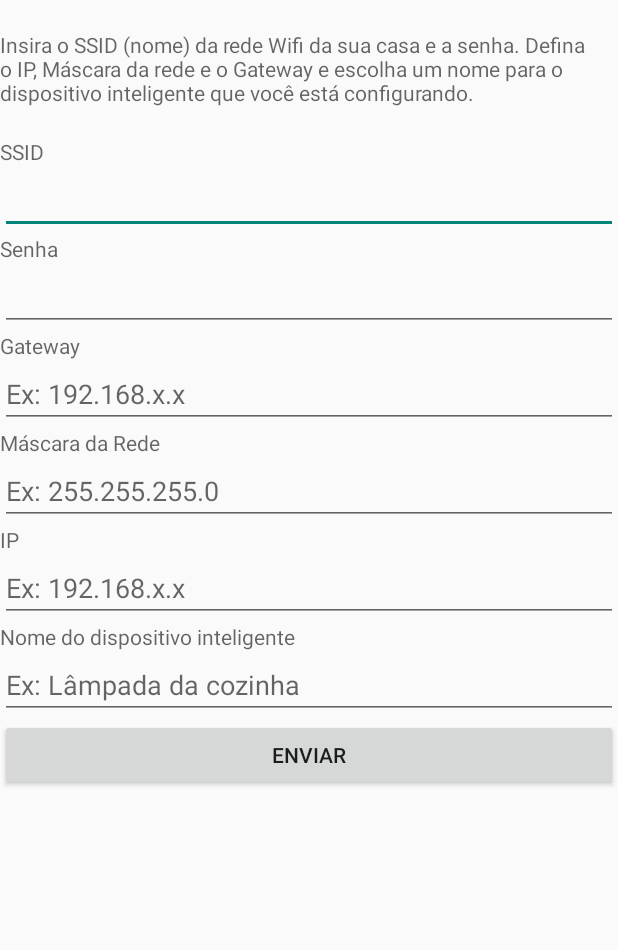
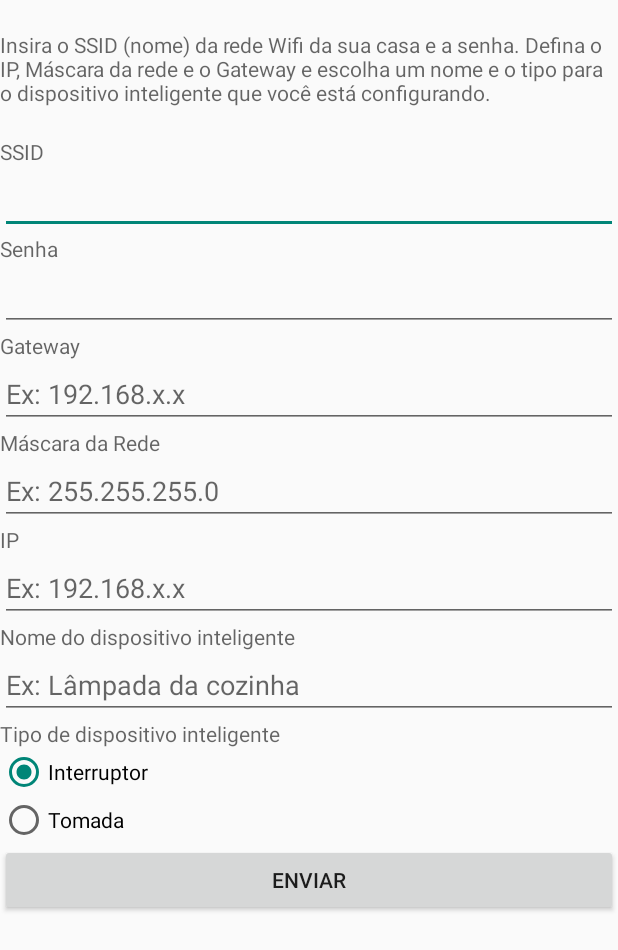
Before and after one commit to camilainetti/app-tom, an Android app: the ConfigConn screen opened directly, with no data from a screen before it, on a phone screen of 412 x 824 dp. Shown: the top 950 px of the screen. Run offline under Robolectric (Android 15) with nearby library versions, the phone set to English and light mode, and no system bars.

```diff
--- a/IoTHome/app/src/main/java/com/iothome/MainActivity.java
+++ b/IoTHome/app/src/main/java/com/iothome/MainActivity.java
@@ -79,6 +79,9 @@ public class MainActivity extends Activity implements View.OnClickListener {
     String estado = "";
 
     Boolean enviou = false;
+
+    SharedPreferences.Editor editor_dev;
+    SharedPreferences sharedPreferences_dev;
 
 
     public final static String EXTRA_MESSAGE2 = "esp_config";
--- a/IoTHome/app/src/main/res/layout/activity_config_conn.xml
+++ b/IoTHome/app/src/main/res/layout/activity_config_conn.xml
@@ -1,12 +1,12 @@
 <?xml version="1.0" encoding="utf-8"?>
 <ScrollView xmlns:android="http://schemas.android.com/apk/res/android"
-    android:layout_width="fill_parent"
-    android:layout_height="fill_parent"
+    android:layout_width="match_parent"
+    android:layout_height="match_parent"
     >
 
     <LinearLayout
-        android:layout_width="wrap_content"
-        android:layout_height="wrap_content"
+        android:layout_width="match_parent"
+        android:layout_height="match_parent"
         android:orientation="vertical">
 
         <TextView
@@ -85,16 +85,40 @@
             android:hint="@string/eg_nome"
             android:id="@+id/eg_nome" />
 
+
+        <TextView
+            android:layout_width="match_parent"
+            android:layout_height="match_parent"
+            android:hint="@string/tipo"
+            android:id="@+id/tipo" />
+
+        <RadioGroup
+            android:id="@+id/eg_tipo"
+            android:layout_width="wrap_content"
+            android:layout_height="wrap_content" >
+
+            <RadioButton
+                android:id="@+id/radioint"
+                android:layout_width="match_parent"
+                android:layout_height="match_parent"
+                android:text="@string/eg_tipoint"
+                android:checked="true" />
+
+            <RadioButton
+                android:id="@+id/radiotom"
+                android:layout_width="match_parent"
+                android:layout_height="match_parent"
+                android:text="@string/eg_tipotom" />
+
+        </RadioGroup>
+
         <Button
             android:layout_width="match_parent"
             android:layout_height="match_parent"
             android:text="@string/button_SET"
             android:id="@+id/button_SET" />
-        <!--Button
-            android:layout_width="match_parent"
-            android:layout_height="match_parent"
-            android:text="@string/back"
-            android:id="@+id/button_back" /-->
+
+
     </LinearLayout>
 
 
--- a/IoTHome/app/src/main/res/values/strings.xml
+++ b/IoTHome/app/src/main/res/values/strings.xml
@@ -14,7 +14,7 @@
 
 
     <string name="info_conn">Insira o SSID (nome) da rede Wifi da sua casa e a senha.
-        Defina o IP, Máscara da rede e o Gateway e escolha um nome para o dispositivo inteligente que você está configurando.</string>
+        Defina o IP, Máscara da rede e o Gateway e escolha um nome e o tipo para o dispositivo inteligente que você está configurando.</string>
 
     <string name="ssid">SSID</string>
     <string name="senha">Senha</string>
@@ -26,6 +26,9 @@
     <string name="eg_ip">Ex: 192.168.x.x</string>
     <string name="nome">Nome do dispositivo inteligente</string>
     <string name="eg_nome">Ex: Lâmpada da cozinha</string>
+    <string name="tipo">Tipo de dispositivo inteligente</string>
+    <string name="eg_tipoint">Interruptor</string>
+    <string name="eg_tipotom">Tomada</string>
     <string name="button_SET">Enviar</string>
 
     <string name="nome_escolhido">Tomada</string>
```
Also changed, not shown: IoTHome/app/src/main/java/com/iothome/ConfigConn.java (+54 -53 lines).
